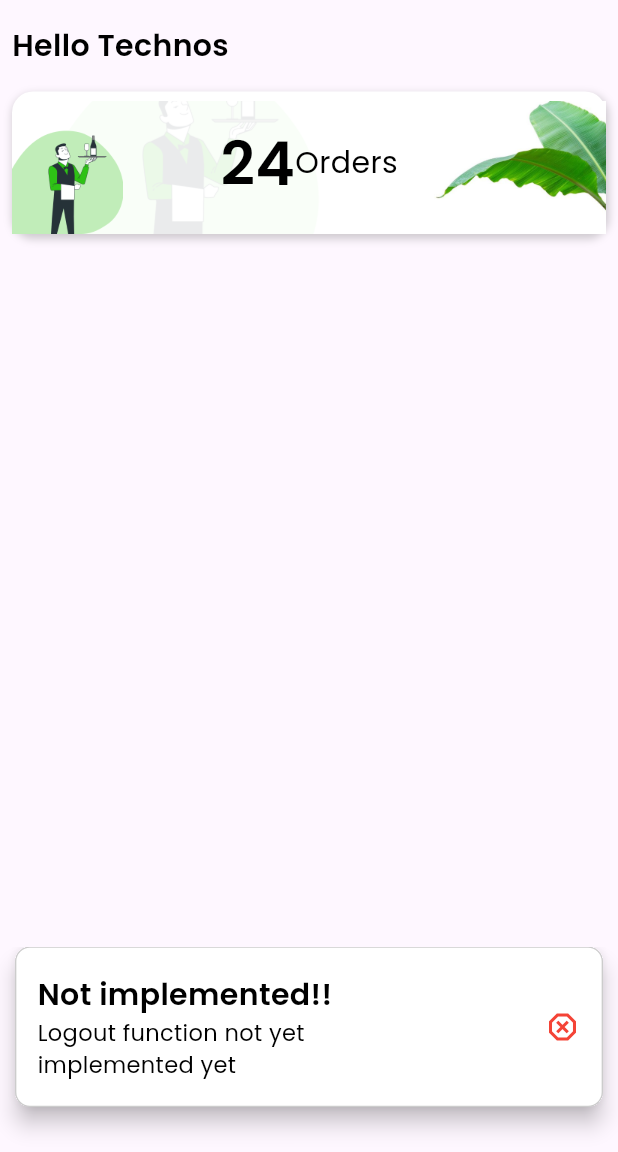
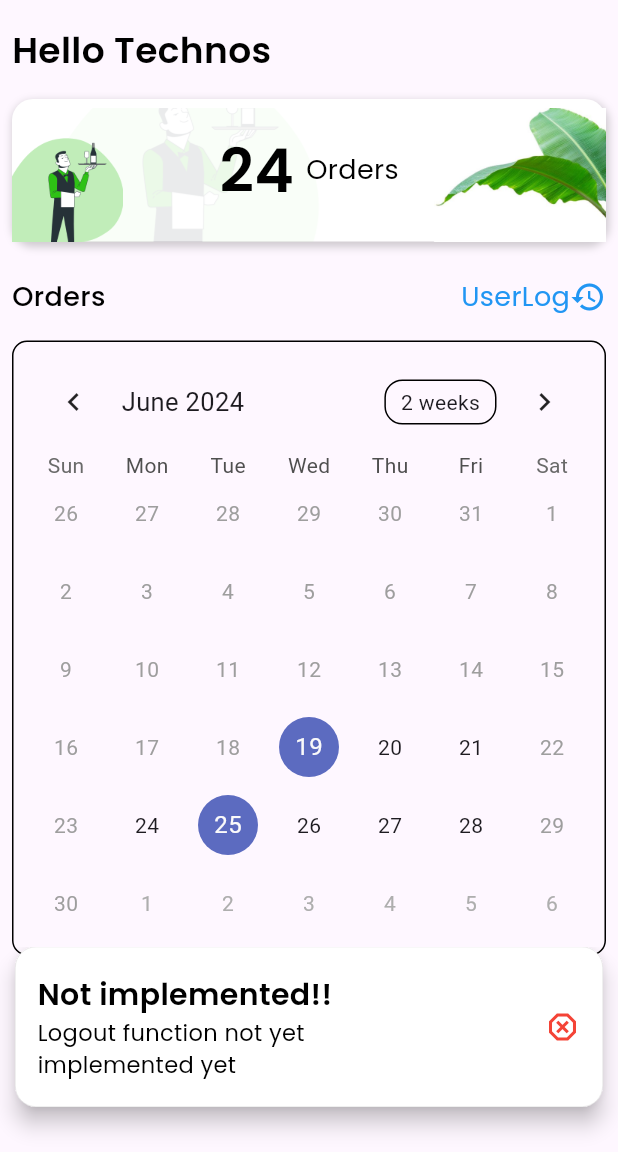
Before and after one commit to tarun-sakthivel/Technos-Food-Preorder-App, a Flutter app: the screen it shows after launch, after a tap on the "logout" icon, on a phone screen of 412 x 824 dp, the part 84-1236 px from its top. Run offline on Flutter 3.47's test engine with Material 3 defaults, Android fonts, the phone set to English and light mode, and no system bars; drawn by our look-alikes of table_calendar; our stand-ins replace bloc, flutter_bloc, google_fonts.

Commit message:
home page EOD

```diff
--- a/lib/Constants/Color.dart
+++ b/lib/Constants/Color.dart
@@ -3,3 +3,4 @@ import 'package:flutter/material.dart';
 const Color Kivagreen = Color(0Xff2B5B31);
 const Color Kivacream = Color(0xFFC4996C);
 const Color Kivawhite = Color(0xFFFFFFFF);
+const Color Khypertext = Colors.blue;
--- a/lib/Constants/Text.dart
+++ b/lib/Constants/Text.dart
@@ -2,6 +2,6 @@ import 'package:flutter/material.dart';
 import 'package:google_fonts/google_fonts.dart';
 
 
-// const TextStyle Kmaintext = TextStyle(fontSize: 20,fontFamily: "Poppins",color :Colors.black,fontWeight: FontWeight.w700);
-TextStyle Kmaintext = GoogleFonts.poppins(color:Colors.black,fontSize: 20,fontWeight: FontWeight.w600);
-TextStyle Ksecondarytext =  GoogleFonts.poppins(color:Colors.black,fontSize: 15,fontWeight: FontWeight.w400);
+
+TextStyle Kmaintext = GoogleFonts.poppins(color:Colors.black,fontSize: 24,fontWeight: FontWeight.w600);
+TextStyle Ksecondarytext =  GoogleFonts.poppins(color:Colors.black,fontSize: 18,fontWeight: FontWeight.w400);
--- a/lib/Screens/Login/Home/HomePage.dart
+++ b/lib/Screens/Login/Home/HomePage.dart
@@ -1,8 +1,10 @@
 import 'package:flutter/material.dart';
 import 'package:food_preorder_app/Constants/Color.dart';
 import 'package:food_preorder_app/Constants/Text.dart';
+import 'package:food_preorder_app/Widgets/HomeScreenCalendarView.dart';
 import 'package:food_preorder_app/Widgets/OrdersWidget.dart';
 import 'package:food_preorder_app/Widgets/SnackBarWidget.dart';
+import 'package:food_preorder_app/Widgets/UserlogButton.dart';
 
 class HomePage extends StatefulWidget {
   const HomePage({super.key});
@@ -16,18 +18,24 @@ class _HomePageState extends State<HomePage> {
   Widget build(BuildContext context) {
     return Scaffold(
       appBar:AppBar(title:Image.asset("assets/Icons/IVA_Logo.png",scale: 4,),
+
       flexibleSpace: Stack(children:[Positioned(
-        right: 0,
-        bottom:0,
-        top:0,
+        right: 0,bottom:0,top:0,
         child: Image.asset("assets/Page_Assets/appbar_bananna_leaf.png"))]),
 
       actions: [
         IconButton(onPressed: (){
-          SnackbarHelper.showSnackbar(context, title: "Not implemented!!", message: "Logout function not yet implemented yet ", icon: Icons.dangerous_outlined, color: Colors.red);
+          SnackbarHelper.showSnackbar(context,
+          title: "Not implemented!!",
+          message: "Logout function not yet implemented yet ",
+          icon: Icons.dangerous_outlined,
+          color: Colors.red);
         }, icon: Icon(Icons.logout_outlined,color:Kivawhite)),
       ],
+
       ),
+
+
       body:Padding(
         padding: const EdgeInsets.symmetric(vertical: 16,horizontal: 8),
         child: Column(
@@ -37,8 +45,35 @@ class _HomePageState extends State<HomePage> {
           children: [
 
             Text("Hello Technos",style:Kmaintext),
-            SizedBox(height:16),
+            const SizedBox(height:16),
             NumberOfOrders(numberOfOrders: "24"),
+            const SizedBox(height:24),
+            Row(
+              mainAxisAlignment: MainAxisAlignment.spaceBetween,
+              crossAxisAlignment: CrossAxisAlignment.center,
+              children:[
+                Text("Orders",style:Ksecondarytext.copyWith(fontWeight:FontWeight.w500)),
+                UserLogButton(),
+
+              ]
+
+            ),
+            const SizedBox(height:16),
+            Container(
+              decoration: BoxDecoration(borderRadius: BorderRadius.circular(10),border: Border.all(color:Colors.black)),
+              child: Padding(
+                padding: const EdgeInsets.all(8.0),
+                child: StaticCalendar(highlightedDates: [
+                DateTime(2024, 6, 5),
+
+                DateTime(2024, 6, 25),
+                DateTime(2024, 6, 19),
+                          ],isInteractive: true,),
+              ),
+            ),
+
+
+
           ],
         ),
       )
--- /dev/null
+++ b/lib/Widgets/HomeScreenCalendarView.dart
@@ -0,0 +1,124 @@
+import 'package:flutter/material.dart';
+import 'package:table_calendar/table_calendar.dart';
+
+class StaticCalendar extends StatefulWidget {
+  final List<DateTime> highlightedDates;
+  final bool isInteractive;
+
+  StaticCalendar({
+    required this.highlightedDates,
+    this.isInteractive = false,
+  });
+
+  @override
+  _StaticCalendarState createState() => _StaticCalendarState();
+}
+
+class _StaticCalendarState extends State<StaticCalendar> {
+  late List<DateTime> selectedDates;
+
+  @override
+  void initState() {
+    super.initState();
+    selectedDates = List.from(widget.highlightedDates);
+  }
+
+  @override
+  Widget build(BuildContext context) {
+    DateTime now = DateTime.now();
+    DateTime firstDayOfMonth = DateTime(now.year, now.month, 1);
+    DateTime lastDayOfMonth = DateTime(now.year, now.month + 1, 0);
+
+    // Check if the current date has crossed the 15th
+    if (now.day > 15) {
+      // Display next month fully
+      lastDayOfMonth = DateTime(now.year, now.month + 2, 0);
+    }
+
+    return TableCalendar(
+      firstDay: firstDayOfMonth,
+      lastDay: lastDayOfMonth,
+      focusedDay: now,
+      headerVisible: true,
+      calendarFormat: CalendarFormat.month,
+      availableGestures: widget.isInteractive ? AvailableGestures.all : AvailableGestures.none,
+      calendarStyle: CalendarStyle(
+        outsideDaysVisible: true, // Show outside days for next month
+        holidayDecoration: BoxDecoration(
+          color: Colors.green,
+          shape: BoxShape.circle,
+        ),
+        disabledTextStyle: TextStyle(color: Colors.grey), // Style for disabled dates
+      ),
+      daysOfWeekVisible: true,
+      selectedDayPredicate: (day) {
+        // Only show selected state for dates that are on or after the current date
+        return day.isAfter(DateTime.now().subtract(Duration(days: 1))) &&
+               selectedDates.any((d) => isSameDay(d, day)) && day.weekday != DateTime.saturday  &&day.weekday != DateTime.sunday;
+      },
+      onDaySelected: widget.isInteractive
+          ? (selectedDay, focusedDay) {
+              // Check if the selected day is not a Saturday or Sunday
+              if (selectedDay.weekday != DateTime.saturday && selectedDay.weekday != DateTime.sunday &&selectedDay.isAfter(DateTime(now.year, now.month, now.day).subtract(Duration(days: 1))) ) {
+
+                  setState(() {
+                    if (selectedDates.any((d) => isSameDay(d, selectedDay))) {
+                      selectedDates.removeWhere((d) => isSameDay(d, selectedDay));
+                    } else {
+                      selectedDates.add(selectedDay);
+                    }
+                  });
+                  print(selectedDates);
+
+              }
+            }
+          : null,
+      calendarBuilders: CalendarBuilders(
+        defaultBuilder: (context, day, focusedDay) {
+          if (day.weekday == DateTime.saturday || day.weekday == DateTime.sunday || hasWeekendsOrPastDates(day)) {
+            // Disable interaction for Saturdays and Sundays
+            return Container(
+              decoration: BoxDecoration(
+                color: Colors.transparent,
+                shape: BoxShape.circle,
+              ),
+              child: Center(
+                child: Text(
+                  '${day.day}',
+                  style: TextStyle(color: Colors.grey), // Text style for weekends
+                ),
+              ),
+            );
+          }
+
+          if (selectedDates.any((d) => isSameDay(d, day))) {
+            return Container(
+              decoration: BoxDecoration(
+                color: Colors.green,
+                shape: BoxShape.circle,
+              ),
+              child: Center(
+                child: Text(
+                  '${day.day}',
+                  style: TextStyle(color: Colors.white),
+                ),
+              ),
+            );
+          }
+          return null;
+        },
+      ),
+    );
+  }
+
+  bool isSameDay(DateTime a, DateTime b) {
+    return a.year == b.year && a.month == b.month && a.day == b.day;
+  }
+}
+
+
+bool hasWeekendsOrPastDates(DateTime date) {
+    return date.weekday == DateTime.saturday ||
+           date.weekday == DateTime.sunday ||
+           date.isBefore(DateTime.now());
+  }
--- a/lib/Widgets/OrdersWidget.dart
+++ b/lib/Widgets/OrdersWidget.dart
@@ -1,59 +1,60 @@
-import "package:flutter/material.dart";
-import "package:food_preorder_app/Constants/Text.dart";
-
-
+import 'package:flutter/material.dart';
+import 'package:food_preorder_app/Constants/Text.dart'; // Assuming Kmaintext and Ksecondarytext are defined here
 
 class NumberOfOrders extends StatelessWidget {
-  String numberOfOrders;
-  NumberOfOrders({super.key,
-  required this.numberOfOrders});
+  final String numberOfOrders;
+
+  NumberOfOrders({
+    Key? key,
+    required this.numberOfOrders,
+  }) : super(key: key);
 
   @override
   Widget build(BuildContext context) {
-    return Container(
+    return InkWell(
       child: Container(
-          height: 95,
+        height: 95, // Adjust height as necessary
         width: double.infinity,
         decoration: BoxDecoration(
           borderRadius: BorderRadius.circular(14),
           color: Colors.white,
           boxShadow: [
             BoxShadow(
-                      color: Color.fromARGB(255, 98, 98, 98).withOpacity(0.3), // Shadow color
-                      spreadRadius: 0.7, // How wide the shadow should be
-                      blurRadius: 4, // How soft the shadow should be
-                      offset: Offset(1, 2.5), // Changes position of shadow
+              color: Color.fromARGB(255, 98, 98, 98).withOpacity(0.3),
+              spreadRadius: 0.7,
+              blurRadius: 4,
+              offset: Offset(1, 2.5),
             ),
           ],
         ),
         child: Stack(
+          fit: StackFit.loose,
           children: [
             Positioned(
-                left:0,
-                bottom:0,
-
+              left: 0,
+              bottom: 0,
               child: Opacity(
                 opacity: 1,
-                  child: Image.asset("assets/Page_Assets/waiter_home_page_watermark.png",
+                child: Image.asset(
+                  "assets/Page_Assets/waiter_home_page_watermark.png",
                   scale: 3,
-                  )),
                 ),
-              Positioned(
-                bottom: 0,
-
-                left: 0,
-                child: Image.asset(
-                  "assets/Page_Assets/waiter_home_page.png",
-                  scale:4
               ),
             ),
             Positioned(
+              left: 0,
               bottom: 0,
-
+              child: Image.asset(
+                "assets/Page_Assets/waiter_home_page.png",
+                scale: 4,
+              ),
+            ),
+            Positioned(
               right: 0,
+              bottom: 0,
               child: Image.asset(
                 "assets/Page_Assets/bananna_leaf_home_page.png",
-                  scale:4
+                scale: 4,
               ),
             ),
             Center(
@@ -65,9 +66,10 @@ class NumberOfOrders extends StatelessWidget {
                     numberOfOrders,
                     style: Kmaintext.copyWith(fontSize: 40),
                   ),
+                  SizedBox(width: 8), // Adjust spacing between text widgets
                   Text(
                     "Orders",
-                      style: Ksecondarytext.copyWith(fontSize: 20),
+                    style: Ksecondarytext,
                   ),
                 ],
               ),
--- a/lib/Widgets/SnackBarWidget.dart
+++ b/lib/Widgets/SnackBarWidget.dart
@@ -16,10 +16,10 @@ class SnackbarHelper {
         margin: EdgeInsets.only(left:10, right: 10,bottom: 30),
         shape: RoundedRectangleBorder(
           side: BorderSide(
-            color: Colors.black.withOpacity(0.2),
-            width: 0.9,
+            color: const Color.fromARGB(255, 131, 131, 131).withOpacity(0.2),
+            width: 0.5,
           ),
-          borderRadius: BorderRadius.circular(10),
+          borderRadius: BorderRadius.circular(14),
         ),
         backgroundColor: Colors.white,
         content: Padding(
@@ -36,11 +36,11 @@ class SnackbarHelper {
                   children: [
                     Text(
                       title,
-                      style: Kmaintext,
+                      style: Kmaintext.copyWith(fontSize: 20),
                     ),
                     Text(
                       message,
-                      style: Ksecondarytext
+                      style: Ksecondarytext.copyWith(fontSize: 15)
                     ),
                   ],
                 ),
--- /dev/null
+++ b/lib/Widgets/UserlogButton.dart
@@ -0,0 +1,31 @@
+import "package:flutter/material.dart";
+import "package:food_preorder_app/Constants/Color.dart";
+import "package:food_preorder_app/Constants/Text.dart";
+import "package:food_preorder_app/Widgets/SnackBarWidget.dart";
+
+class UserLogButton extends StatelessWidget {
+  const UserLogButton({super.key});
+
+  @override
+  Widget build(BuildContext context) {
+    return GestureDetector(
+      onTap: (){
+        SnackbarHelper.showSnackbar(context,
+         title: "Not Implemented",
+         message: "User log feature not implemented",
+         icon: Icons.close,
+
+          color: Colors.red);
+      },
+      child: Container(
+        child: Row(
+          children: [
+            Text("UserLog",style:Ksecondarytext.copyWith(color:Khypertext)),
+
+            const Icon(Icons.history,color:Khypertext),
+          ],
+        ),
+      ),
+    );
+  }
+}
--- a/pubspec.yaml
+++ b/pubspec.yaml
@@ -37,6 +37,8 @@ dependencies:
   cupertino_icons: ^1.0.6
   flutter_bloc: ^8.1.6
   google_fonts: ^6.2.1
+  syncfusion_flutter_calendar: ^26.1.38
+  table_calendar: ^3.1.2
 
 dev_dependencies:
   flutter_test:
```
Also changed, not shown: pubspec.lock. Lines whose indentation alone changed are shown as unchanged.
